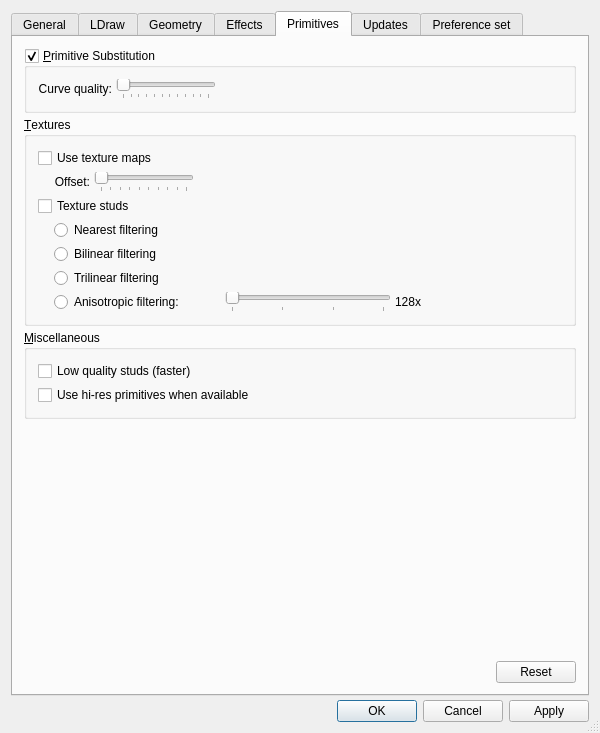
Above: QT/PreferencesPanel.ui from tcobbs/ldview before the change. Below: the same form after it.
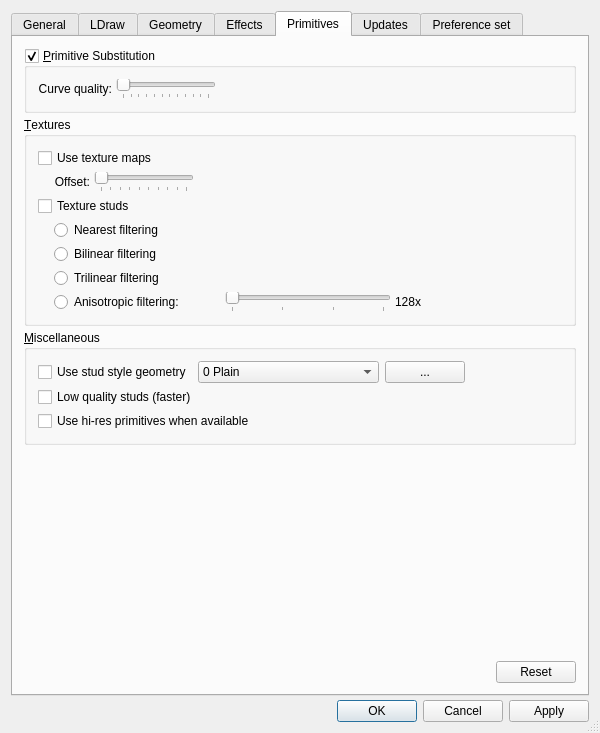
That is the form after the change. The open tabs and pages were chosen to show the change. Icons and pictures are not drawn.

Commit message: Qt: add UI for Stud logo preference

The edit to the form file:
```diff
--- a/QT/PreferencesPanel.ui
+++ b/QT/PreferencesPanel.ui
@@ -2814,6 +2814,102 @@
           <property name="margin">
            <number>11</number>
           </property>
+          <item>
+           <layout class="QHBoxLayout">
+            <property name="spacing">
+             <number>6</number>
+            </property>
+            <property name="margin">
+             <number>0</number>
+            </property>
+            <item>
+             <widget class="QCheckBox" name="studStyleGeometryButton">
+              <property name="text">
+               <string>Use stud style geometry</string>
+              </property>
+             </widget>
+            </item>
+            <item>
+             <widget class="QComboBox" name="studStyleGeometryBox">
+              <property name="sizePolicy">
+               <sizepolicy hsizetype="Preferred" vsizetype="Fixed">
+                <horstretch>0</horstretch>
+                <verstretch>0</verstretch>
+               </sizepolicy>
+              </property>
+              <item>
+               <property name="text">
+                <string>0 Plain</string>
+               </property>
+              </item>
+              <item>
+               <property name="text">
+                <string>1 Single Wire</string>
+               </property>
+              </item>
+              <item>
+               <property name="text">
+                <string>2 Double Wire</string>
+               </property>
+              </item>
+              <item>
+               <property name="text">
+                <string>3 Raised Flat</string>
+               </property>
+              </item>
+              <item>
+               <property name="text">
+                <string>4 Raised Rounded</string>
+               </property>
+              </item>
+              <item>
+               <property name="text">
+                <string>5 Subtle Rounded</string>
+               </property>
+              </item>
+              <item>
+               <property name="text">
+                <string>6 High Contrast Plain</string>
+               </property>
+              </item>
+              <item>
+               <property name="text">
+                <string>7 High Contrast Single Wire</string>
+               </property>
+              </item>
+             </widget>
+            </item>
+            <item>
+            <widget class="QPushButton" name="studStyleButton">
+              <property name="sizePolicy">
+               <sizepolicy hsizetype="Fixed" vsizetype="Fixed">
+                <horstretch>0</horstretch>
+                <verstretch>0</verstretch>
+               </sizepolicy>
+              </property>
+              <property name="text">
+               <string>...</string>
+              </property>
+             </widget>
+            </item>
+            <item>
+             <spacer name="SpacerStudStyle">
+              <property name="orientation">
+               <enum>Qt::Horizontal</enum>
+              </property>
+              <property name="sizeType">
+               <enum>QSizePolicy::Expanding</enum>
+              </property>
+              <property name="sizeHint" stdset="0">
+               <size>
+                <width>20</width>
+                <height>20</height>
+               </size>
+              </property>
+             </spacer>
+            </item>
+           </layout>
+          </item>
           <item>
            <widget class="QCheckBox" name="lowQualityStudsButton">
             <property name="text">
```
Left out of the diff: 46 changed lines with no effect on the pictures. The commit also changes 9 other files.
